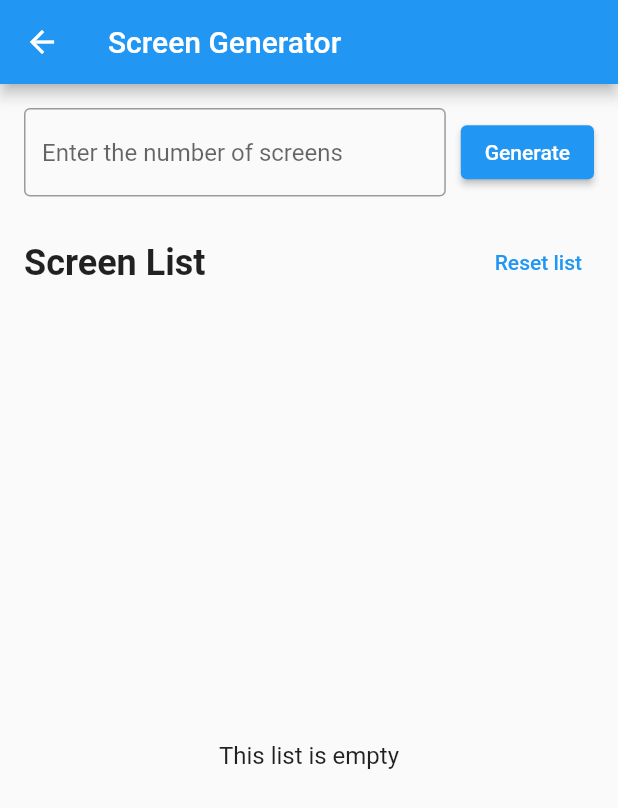
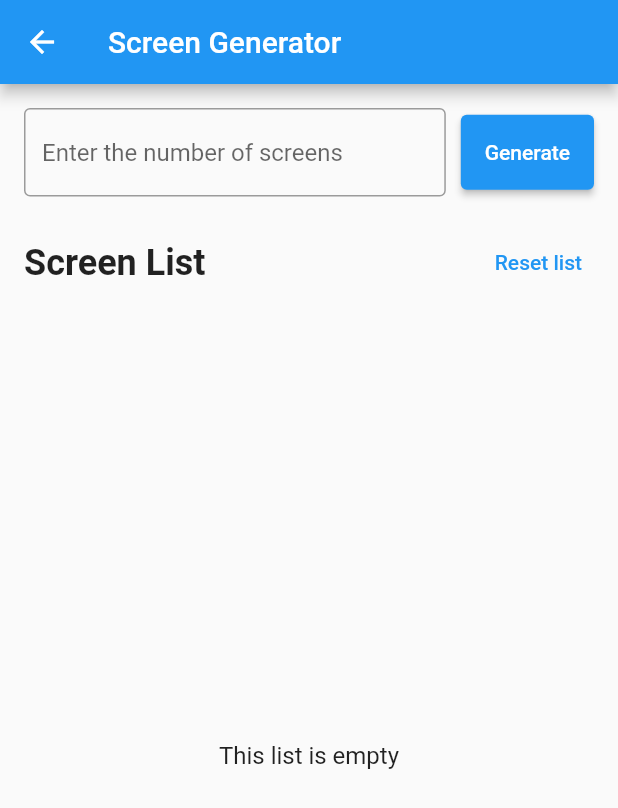
Before and after one commit to JohanJianta/Flutter_Provider, a Flutter app: the screen it shows after launch, item 2 of the bottom bar chosen, after a tap on "Go To Screen Generator", on a phone screen of 412 x 824 dp. Shown: the top 808 px of the screen. Run offline on Flutter 3.47's test engine with Material 2 defaults, Android fonts, the phone set to English and light mode, and no system bars; our stand-ins replace flutter_colorpicker, reorderable_grid_view; missing offline and left inert: animated_digit.

Commit message:
tambah error snackbar dan perbaiki comment

```diff
--- a/lib/first_section.dart
+++ b/lib/first_section.dart
@@ -1,3 +1,4 @@
+import 'package:counter_app/error_snackbar.dart';
 import 'package:flutter/material.dart';
 
 class FirstSection extends StatelessWidget {
@@ -14,10 +15,17 @@ class FirstSection extends StatelessWidget {
             style: TextStyle(fontSize: 20),
           ),
           const SizedBox(height: 10),
+          const Text("Here you can navigate to Counter List from Assignment 4"),
+          const SizedBox(height: 10),
           TextButton(
             onPressed: () {
-              // Navigate to Counter List
-              Navigator.of(context).pushNamed("/counter");
+              try {
+                // Navigate to Counter List
+                Navigator.of(context).pushNamed("/counter");
+              } catch (e) {
+                showErrorSnackBar(context,
+                    "An error occured during navigation, please try again later");
+              }
             },
             child: const Text('Go To Counter List'),
           ),
--- a/lib/generator_screen.dart
+++ b/lib/generator_screen.dart
@@ -1,5 +1,6 @@
 // ignore_for_file: must_be_immutable
 
+import 'package:counter_app/error_snackbar.dart';
 import 'package:flutter/material.dart';
 import 'package:flutter/services.dart';
 
@@ -12,9 +13,6 @@ class GeneratorScreen extends StatefulWidget {
 
 class _GeneratorScreenState extends State<GeneratorScreen> {
   final _textFieldController = TextEditingController();
-
-  final _snackBar =
-      const SnackBar(content: Text('Maximum limit of generated screens is 20'));
 
   int _screenCount = 0;
 
@@ -58,7 +56,10 @@ class _GeneratorScreenState extends State<GeneratorScreen> {
                     ),
                   ),
                   const SizedBox(width: 10),
-                  ElevatedButton(
+                  // taruh button dalam SizedBox agar bisa atur height
+                  SizedBox(
+                    height: 50,
+                    child: ElevatedButton(
                       // generate screen berdasarkan value dari TextField
                       onPressed: () {
                         if (_textFieldController.text.isNotEmpty) {
@@ -66,13 +67,15 @@ class _GeneratorScreenState extends State<GeneratorScreen> {
                               int.parse(_textFieldController.text);
 
                           if (newScreenCount > 20) {
-                          ScaffoldMessenger.of(context).showSnackBar(_snackBar);
+                            showErrorSnackBar(context,
+                                "Maximum limit of generated screens is 20");
                           } else {
                             updateScreenCount(newScreenCount);
                           }
                         }
                       },
                       child: const Text('Generate'),
+                    ),
                   ),
                 ],
               ),
@@ -115,11 +118,17 @@ class ScreenList extends StatelessWidget {
             itemBuilder: (context, index) {
               return GestureDetector(
                 onTap: () {
+                  try {
+                    // buka halaman baru dan pass indeks sebagai argument
                     Navigator.of(context).pushNamed('/generatedScreen',
                         arguments: (index + 1).toString());
+                  } catch (e) {
+                    showErrorSnackBar(
+                        context, "Screen not found, please try another screen");
+                  }
                 },
                 child: ListTile(
-                  title: Text("Page ${index + 1}"),
+                  title: Text("Screen ${index + 1}"),
                 ),
               );
             },
--- a/lib/main.dart
+++ b/lib/main.dart
@@ -1,8 +1,11 @@
-// import 'package:flutter/material.dart';
-import 'package:counter_app/route_generator.dart';
+import 'package:counter_app/counter_screen.dart';
+import 'package:counter_app/main_screen.dart';
+import 'package:counter_app/generator_screen.dart';
+import 'package:counter_app/new_generated_screen.dart';
 import 'package:flutter/material.dart';
 import 'package:global_counter/global_counter.dart';
 import 'package:scoped_model/scoped_model.dart';
+import 'package:animations/animations.dart';
 
 void main() => runApp(MyCounterApp());
 
@@ -17,11 +20,35 @@ class MyCounterApp extends StatelessWidget {
     return ScopedModel<GlobalState>(
       // tambah model agar bisa dipakai oleh child & descendants
       model: globalStateModel,
-      child: const MaterialApp(
+      child: MaterialApp(
+        theme: ThemeData(
+          // set animasi default untuk transisi antar-screen
+          pageTransitionsTheme: const PageTransitionsTheme(
+            builders: {
+              TargetPlatform.android: SharedAxisPageTransitionsBuilder(
+                transitionType: SharedAxisTransitionType.horizontal,
+              ),
+              TargetPlatform.iOS: SharedAxisPageTransitionsBuilder(
+                transitionType: SharedAxisTransitionType.horizontal,
+              ),
+              TargetPlatform.windows: SharedAxisPageTransitionsBuilder(
+                transitionType: SharedAxisTransitionType.horizontal,
+              ),
+              TargetPlatform.linux: SharedAxisPageTransitionsBuilder(
+                transitionType: SharedAxisTransitionType.horizontal,
+              ),
+            },
+          ),
+        ),
         // set MainScreen sebagai tampilan awal
         initialRoute: '/',
         // set list Route navigasi
-        onGenerateRoute: RouteGenerator.generateRoute,
+        routes: {
+          '/': (context) => const MainScreen(),
+          '/counter': (context) => const CounterScreen(),
+          '/generator': (context) => const GeneratorScreen(),
+          '/generatedScreen': (context) => const NewGeneratedScreen(),
+        },
       ),
     );
   }
--- a/lib/main_screen.dart
+++ b/lib/main_screen.dart
@@ -1,3 +1,4 @@
+import 'package:animations/animations.dart';
 import 'package:flutter/material.dart';
 import 'package:counter_app/first_section.dart';
 import 'package:counter_app/second_section.dart';
@@ -11,7 +12,7 @@ class MainScreen extends StatefulWidget {
 
 class _MainScreenState extends State<MainScreen> {
   // list section
-  final List<Widget> screens = [const FirstSection(), const SecondSection()];
+  final List<Widget> sections = [const FirstSection(), const SecondSection()];
 
   int _currentIndex = 0;
 
@@ -19,7 +20,18 @@ class _MainScreenState extends State<MainScreen> {
   Widget build(BuildContext context) {
     return Scaffold(
       appBar: AppBar(title: const Text('Session 5 Assignments - Navigation')),
-      body: screens[_currentIndex],
+      body: PageTransitionSwitcher(
+        // set animasi untuk transisi antar-section
+        transitionBuilder: (Widget child, Animation<double> primaryAnimation,
+            Animation<double> secondaryAnimation) {
+          return FadeThroughTransition(
+            animation: primaryAnimation,
+            secondaryAnimation: secondaryAnimation,
+            child: child,
+          );
+        },
+        child: sections[_currentIndex],
+      ),
       bottomNavigationBar: BottomNavigationBar(
         currentIndex: _currentIndex,
         items: const [
--- a/lib/route_generator.dart
+++ /dev/null
@@ -1,39 +0,0 @@
-import 'package:counter_app/counter_screen.dart';
-import 'package:counter_app/main_screen.dart';
-import 'package:counter_app/generator_screen.dart';
-import 'package:counter_app/new_generated_screen.dart';
-import 'package:flutter/material.dart';
-
-class RouteGenerator {
-  static Route<dynamic> generateRoute(RouteSettings settings) {
-    final args = settings.arguments;
-
-    switch (settings.name) {
-      case '/':
-        return MaterialPageRoute(builder: (_) => const MainScreen());
-      case '/counter':
-        return MaterialPageRoute(builder: (_) => const CounterScreen());
-      case '/generator':
-        return MaterialPageRoute(builder: (_) => const GeneratorScreen());
-      case '/generatedScreen':
-        if (args is String) {
-          return MaterialPageRoute(
-              builder: (_) => NewGeneratedScreen(index: args));
-        } else {
-          return _errorRoute();
-        }
-      default:
-        return _errorRoute();
-    }
-  }
-
-  // error handling apabila route tidak tersedia atau argument tidak sesuai
-  static Route<dynamic> _errorRoute() {
-    return MaterialPageRoute(builder: (_) {
-      return Scaffold(
-        appBar: AppBar(title: const Text("Error")),
-        body: const Center(child: Text("Page Not Found")),
-      );
-    });
-  }
-}
--- a/lib/second_section.dart
+++ b/lib/second_section.dart
@@ -1,3 +1,4 @@
+import 'package:counter_app/error_snackbar.dart';
 import 'package:flutter/material.dart';
 
 class SecondSection extends StatelessWidget {
@@ -14,10 +15,18 @@ class SecondSection extends StatelessWidget {
             style: TextStyle(fontSize: 20),
           ),
           const SizedBox(height: 10),
+          const Text(
+              "Here you can navigate to Screen Generator from Assignment 5"),
+          const SizedBox(height: 10),
           TextButton(
             onPressed: () {
-              // Navigate to Screen Generator
-              Navigator.of(context).pushNamed("/generator");
+              try {
+                // Navigate to Screen Generator
+                Navigator.of(context).pushNamed("/generator");
+              } catch (e) {
+                showErrorSnackBar(context,
+                    "An error occured during navigation, please try again later");
+              }
             },
             child: const Text('Go To Screen Generator'),
           ),
--- a/pubspec.yaml
+++ b/pubspec.yaml
@@ -36,6 +36,7 @@ dependencies:
   reorderable_grid_view: ^2.2.2
   flutter_colorpicker: ^1.0.3
   animated_digit: ^3.2.3
+  animations: ^2.0.8
 
   # The following adds the Cupertino Icons font to your application.
   # Use with the CupertinoIcons class for iOS style icons.
```
Also changed, not shown: lib/error_snackbar.dart (added, +10 -0 lines), lib/new_generated_screen.dart (+6 -5 lines), pubspec.lock. Lines whose indentation alone changed are shown as unchanged.
